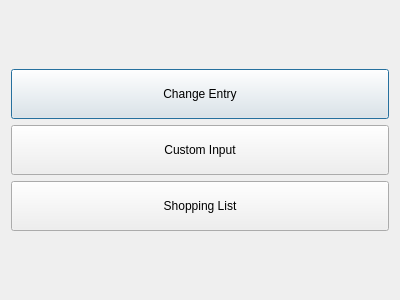
Qt form actionmenu.ui (NoHeat/GUI) before a commit.
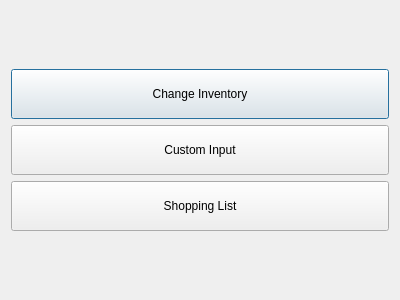
The same form after that commit.

```diff
--- a/actionmenu.ui
+++ b/actionmenu.ui
@@ -25,7 +25,7 @@
         </size>
        </property>
        <property name="text">
-        <string>Change Entry</string>
+        <string>Change Inventory</string>
        </property>
       </widget>
      </item>
```
Left out of the diff: 2 changed lines with no effect on the pictures.
